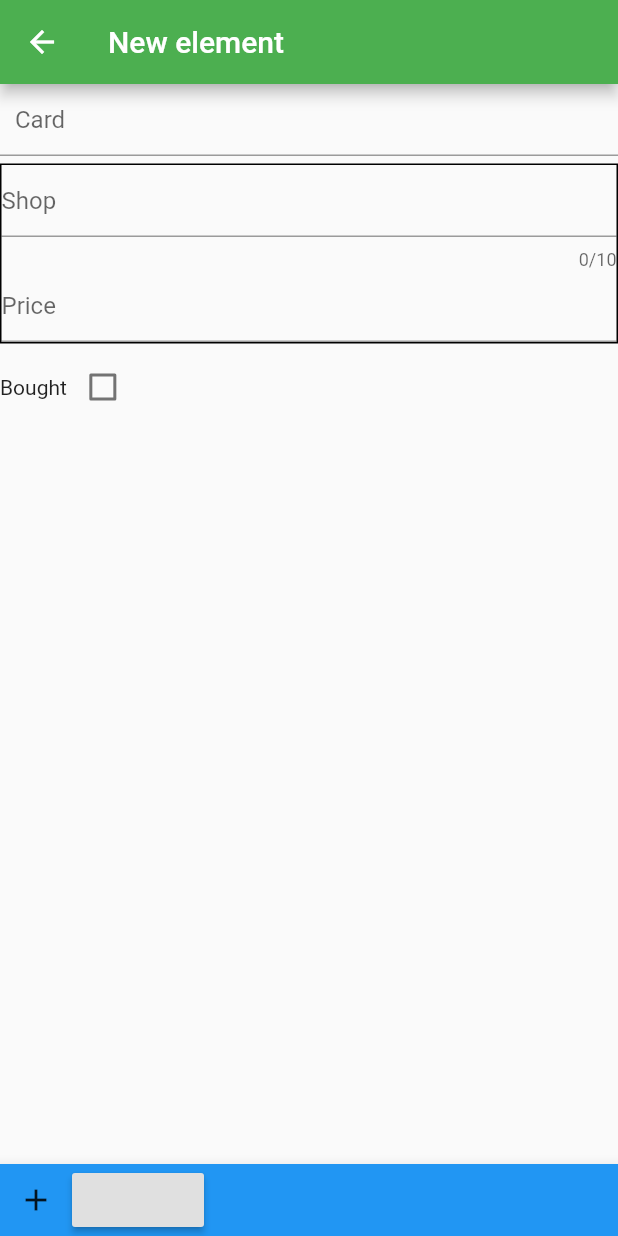
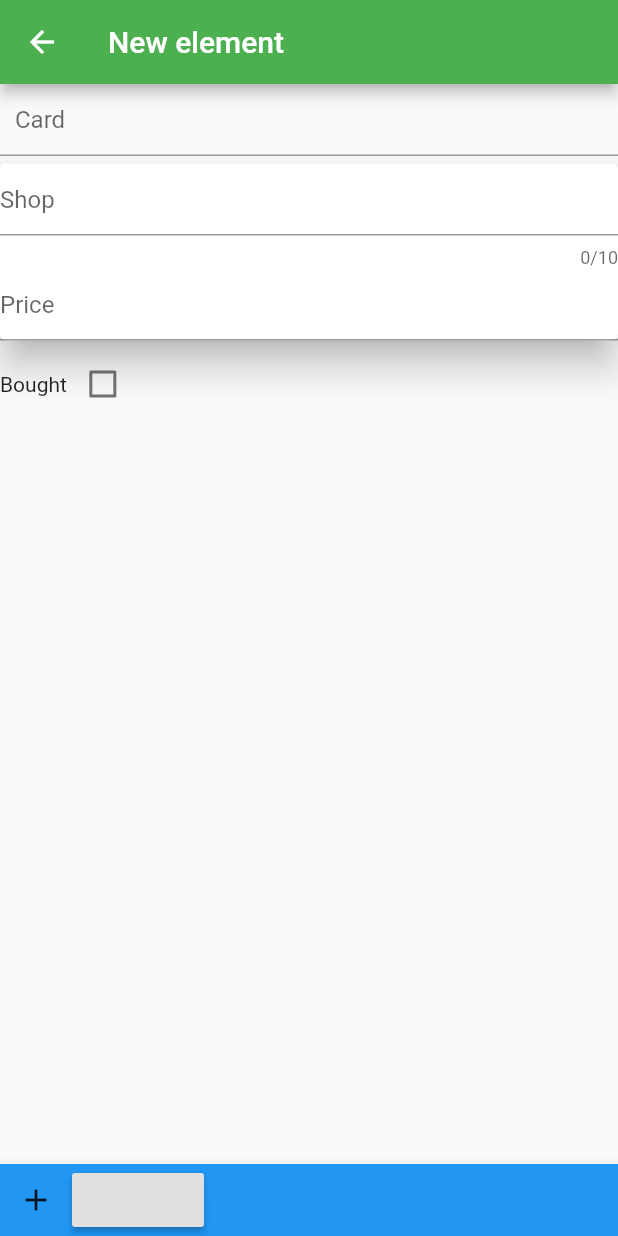
Before and after one commit to Akenaide/aru, a Flutter app: the AddElementWidget screen opened by its route, on a phone screen of 412 x 824 dp. Run offline on Flutter 3.47's test engine with Material 2 defaults, Android fonts, the phone set to English and light mode, and no system bars; our stand-ins replace shared_preferences; accounts and stored records are empty.

Commit message:
Use Card and format

```diff
--- a/lib/add_card.dart
+++ b/lib/add_card.dart
@@ -44,10 +44,9 @@ class _AddElement extends State<AddElementWidget> {
     List<Widget> shopsW = [];
     for (int i = 0; i < this.shopList.length; i++) {
       shopsW.add(
-        new Container(
+        new Card(
           margin: const EdgeInsets.symmetric(vertical: 5.0),
-          decoration:
-              new BoxDecoration(border: new Border.all(color: Colors.black)),
+          elevation: 10.0,
           child: new Column(
             children: <Widget>[
               new TextField(
--- a/lib/card_item.dart
+++ b/lib/card_item.dart
@@ -85,6 +85,7 @@ class _CardItemState extends State<Cardrow> {
             },
           )
         ],
-        ));
+      ),
+    );
   }
 }
```
Lines whose indentation alone changed are shown as unchanged.
